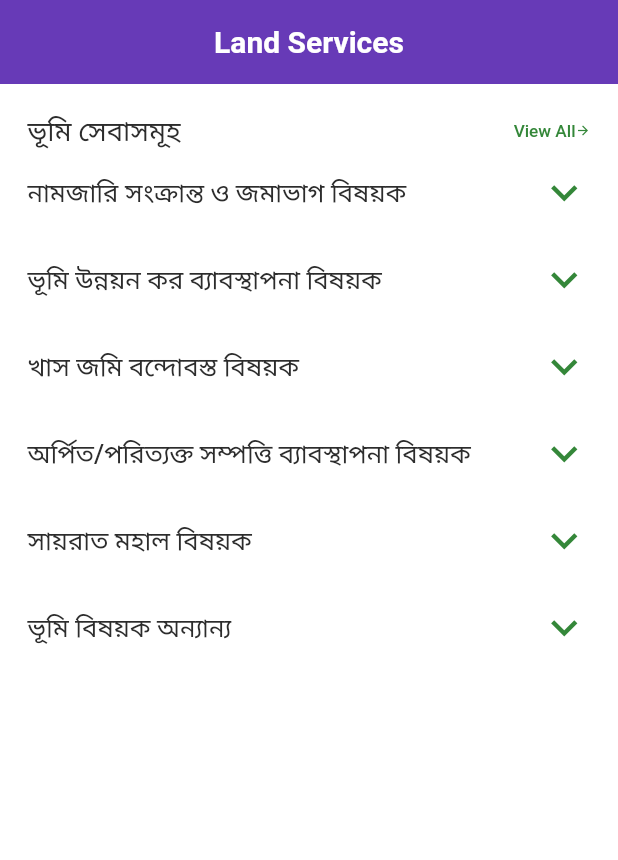
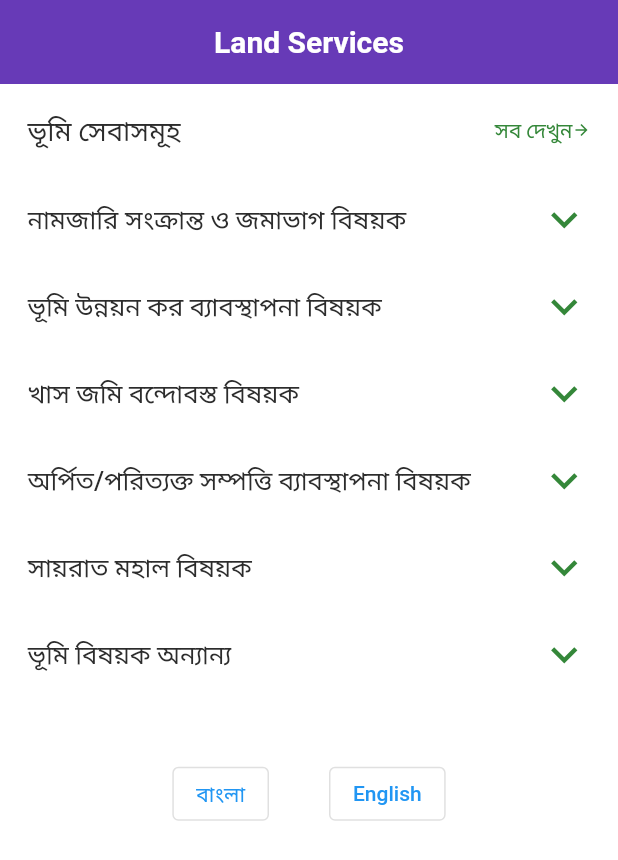
Before and after one commit to Shahidullah191/vumi_seba, a Flutter app: the screen it shows after launch, on a phone screen of 412 x 824 dp. Shown: the top 860 px of the screen. Run offline on Flutter 3.47's test engine with Material 2 defaults, Android fonts, the light colour scheme and no system bars; our stand-ins replace flutter_screenutil, font_awesome_flutter, get, photo_view.

Commit message:
multi language add

```diff
--- /dev/null
+++ b/lib/languages/languages.dart
@@ -0,0 +1,66 @@
+import 'package:get/get_navigation/src/root/internacionalization.dart';
+
+class Languages extends Translations {
+  @override
+  Map<String, Map<String, String>> get keys => {
+        'bn_BD': {
+          'ভূমি সেবাসমূহ': 'ভূমি সেবাসমূহ',
+          "সব দেখুন": "সব দেখুন",
+          "সেবা প্রদান পদ্ধতি (সংক্ষেপে)": "সেবা প্রদান পদ্ধতি (সংক্ষেপে)",
+          "সেবা প্রাপ্তি সময়": "সেবা প্রাপ্তি সময়",
+          "প্রয়োজনীয় ফি": "প্রয়োজনীয় ফি",
+          "সেবা প্রাপ্তির স্থান": "সেবা প্রাপ্তির স্থান",
+          "দায়িত্বপ্রাপ্ত কর্মকর্তা/কর্মচারী":
+              "দায়িত্বপ্রাপ্ত কর্মকর্তা/কর্মচারী",
+          "প্রয়োজনীয় কাগজপত্র": "প্রয়োজনীয় কাগজপত্র",
+          "সেবা প্রাপ্তির শর্তাবলি": "সেবা প্রাপ্তির শর্তাবলি",
+          "সংশ্লিষ্ট আইন ও বিধি": "সংশ্লিষ্ট আইন ও বিধি",
+          "সেবা প্রদানে ব্যর্থ হলে প্রতিকারকারী কর্মকর্তা":
+              "সেবা প্রদানে ব্যর্থ হলে প্রতিকারকারী কর্মকর্তা",
+          "পদ্ধতি চিত্র": "পদ্ধতি চিত্র",
+          "ক্লিক করুন": "ক্লিক করুন",
+        },
+        'en_US': {
+          'ভূমি সেবাসমূহ': 'Land Services',
+          "সব দেখুন": "View All",
+          "সেবা প্রদান পদ্ধতি (সংক্ষেপে)":
+              "Service Delivery Procedures (In Brief)",
+          "সেবা প্রাপ্তি সময়": "Service Availability Time",
+          "প্রয়োজনীয় ফি": "Required Fee",
+          "সেবা প্রাপ্তির স্থান": "Place of Receipt of Service",
+          "দায়িত্বপ্রাপ্ত কর্মকর্তা/কর্মচারী": "Responsible Officer/Employee",
+          "প্রয়োজনীয় কাগজপত্র": "Required Documents",
+          "সেবা প্রাপ্তির শর্তাবলি": "Terms of Service",
+          "সংশ্লিষ্ট আইন ও বিধি": "Relevant Laws and Regulations",
+          "সেবা প্রদানে ব্যর্থ হলে প্রতিকারকারী কর্মকর্তা":
+              "Remedial Officer in case of failure to render service",
+          "পদ্ধতি চিত্র": "Process Map",
+          "ক্লিক করুন": "Click",
+        },
+      };
+
+  static translate(var text) {
+    text = text.toString();
+    if (text == "0") {
+      return "০";
+    } else if (text == "1") {
+      return "১";
+    } else if (text == "2") {
+      return "২";
+    } else if (text == "3") {
+      return "৩";
+    } else if (text == "4") {
+      return "৪";
+    } else if (text == "5") {
+      return "৫";
+    } else if (text == "6") {
+      return "৬";
+    } else if (text == "7") {
+      return "৭";
+    } else if (text == "8") {
+      return "৮";
+    } else if (text == "9") {
+      return "৯";
+    }
+  }
+}
--- a/lib/main.dart
+++ b/lib/main.dart
@@ -1,6 +1,9 @@
 import 'package:flutter/material.dart';
 import 'package:flutter_screenutil/flutter_screenutil.dart';
+import 'package:get/get.dart';
 import 'package:vumi_seba/screens/land_services_viewall/land_services_viewall.dart';
+
+import 'languages/languages.dart';
 
 void main() {
   runApp(const MyApp());
@@ -17,9 +20,15 @@ class MyApp extends StatelessWidget {
       minTextAdapt: true,
       splitScreenMode: true,
       builder: (context, child) {
-        return MaterialApp(
+        return GetMaterialApp(
           debugShowCheckedModeBanner: false,
           title: 'Flutter Demo',
+
+          translations: Languages(),
+          // this were you will give your local, like if its Bengali, English
+          locale: const Locale('bn', 'BD'),
+          fallbackLocale: const Locale('bn', 'BD'),
+
           theme: ThemeData(
             primarySwatch: Colors.blue,
           ),
--- a/lib/screens/land_services_viewall/land_services_viewall.dart
+++ b/lib/screens/land_services_viewall/land_services_viewall.dart
@@ -1,5 +1,6 @@
 import 'package:flutter/material.dart';
 import 'package:flutter_screenutil/flutter_screenutil.dart';
+import 'package:get/get.dart';
 import 'package:vumi_seba/widgets/custom_expansion_card.dart';
 
 import '../../const/app_color.dart';
@@ -45,7 +46,7 @@ class _LandServicesViewAllState extends State<LandServicesViewAll> {
                 mainAxisAlignment: MainAxisAlignment.spaceBetween,
                 children: [
                   Text(
-                    "ভূমি সেবাসমূহ",
+                    "ভূমি সেবাসমূহ".tr,
                     style: customTextStyle(
                         16.sp, AppColor.kBlack, FontWeight.w500),
                   ),
@@ -58,21 +59,28 @@ class _LandServicesViewAllState extends State<LandServicesViewAll> {
                     child: Row(
                       children: [
                         Text(
-                          "View All",
+                          "সব দেখুন".tr,
                           style: customTextStyle(
-                              10.sp, AppColor.kDarkGreen, FontWeight.w500),
+                              12.sp, AppColor.kDarkGreen, FontWeight.w500),
                         ),
                         Icon(
                           Icons.arrow_forward,
                           color: AppColor.kDarkGreen,
-                          size: 10,
+                          size: 12,
                         ),
                       ],
                     ),
                   ),
                 ],
               ),
+              SizedBox(
+                height: 15.h,
+              ),
               ExpansionTile(
+                backgroundColor: Colors.grey.shade200,
+                shape: RoundedRectangleBorder(
+                  borderRadius: BorderRadius.circular(12.r),
+                ),
                 collapsedIconColor: AppColor.kDarkGreen,
                 iconColor: AppColor.kDarkGreen,
                 onExpansionChanged: (v) {
@@ -175,6 +183,10 @@ class _LandServicesViewAllState extends State<LandServicesViewAll> {
                 ],
               ),
               ExpansionTile(
+                backgroundColor: Colors.grey.shade200,
+                shape: RoundedRectangleBorder(
+                  borderRadius: BorderRadius.circular(12.r),
+                ),
                 collapsedIconColor: AppColor.kDarkGreen,
                 iconColor: AppColor.kDarkGreen,
                 onExpansionChanged: (v) {
@@ -254,6 +266,10 @@ class _LandServicesViewAllState extends State<LandServicesViewAll> {
                 ],
               ),
               ExpansionTile(
+                backgroundColor: Colors.grey.shade200,
+                shape: RoundedRectangleBorder(
+                  borderRadius: BorderRadius.circular(12.r),
+                ),
                 collapsedIconColor: AppColor.kDarkGreen,
                 iconColor: AppColor.kDarkGreen,
                 onExpansionChanged: (v) {
@@ -319,6 +335,10 @@ class _LandServicesViewAllState extends State<LandServicesViewAll> {
                 ],
               ),
               ExpansionTile(
+                backgroundColor: Colors.grey.shade200,
+                shape: RoundedRectangleBorder(
+                  borderRadius: BorderRadius.circular(12.r),
+                ),
                 collapsedIconColor: AppColor.kDarkGreen,
                 iconColor: AppColor.kDarkGreen,
                 onExpansionChanged: (v) {
@@ -408,6 +428,10 @@ class _LandServicesViewAllState extends State<LandServicesViewAll> {
                 ],
               ),
               ExpansionTile(
+                backgroundColor: Colors.grey.shade200,
+                shape: RoundedRectangleBorder(
+                  borderRadius: BorderRadius.circular(12.r),
+                ),
                 collapsedIconColor: AppColor.kDarkGreen,
                 iconColor: AppColor.kDarkGreen,
                 onExpansionChanged: (v) {
@@ -496,6 +520,10 @@ class _LandServicesViewAllState extends State<LandServicesViewAll> {
                 ],
               ),
               ExpansionTile(
+                backgroundColor: Colors.grey.shade200,
+                shape: RoundedRectangleBorder(
+                  borderRadius: BorderRadius.circular(12.r),
+                ),
                 collapsedIconColor: AppColor.kDarkGreen,
                 iconColor: AppColor.kDarkGreen,
                 onExpansionChanged: (v) {
@@ -573,6 +601,26 @@ class _LandServicesViewAllState extends State<LandServicesViewAll> {
                   )
                 ],
               ),
+              SizedBox(
+                height: 40,
+              ),
+              Row(
+                mainAxisAlignment: MainAxisAlignment.center,
+                crossAxisAlignment: CrossAxisAlignment.center,
+                children: [
+                  OutlinedButton(
+                    onPressed: () => Get.updateLocale(const Locale('bn', 'BD')),
+                    child: const Text('বাংলা'),
+                  ),
+                  SizedBox(
+                    width: 40,
+                  ),
+                  OutlinedButton(
+                    onPressed: () => Get.updateLocale(const Locale('en', 'US')),
+                    child: const Text('English'),
+                  ),
+                ],
+              )
             ],
           ),
         ),
--- a/pubspec.yaml
+++ b/pubspec.yaml
@@ -38,7 +38,7 @@ dependencies:
   flutter_screenutil: ^5.6.1
   font_awesome_flutter: ^10.4.0
   photo_view: ^0.14.0
-  intl: any
+  get: ^4.6.5
 
 dev_dependencies:
   flutter_test:
```
Also changed, not shown: lib/screens/all_properties_details_screens/vumi_seba_details.dart (+30 -50 lines), pubspec.lock.
